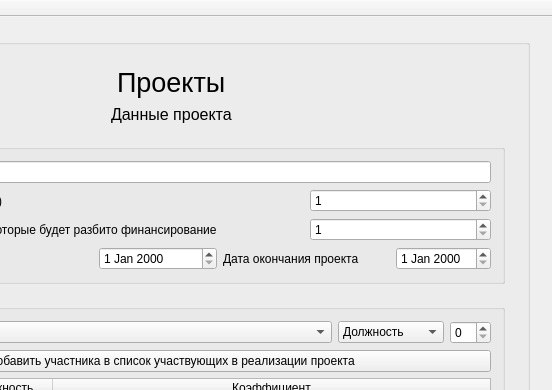
Old version of the form salary/salary.ui in the repository a-mihaylov/salary; both pictures show x 432 to 984 and y 0 to 390 of the 984 by 567 pixel window.
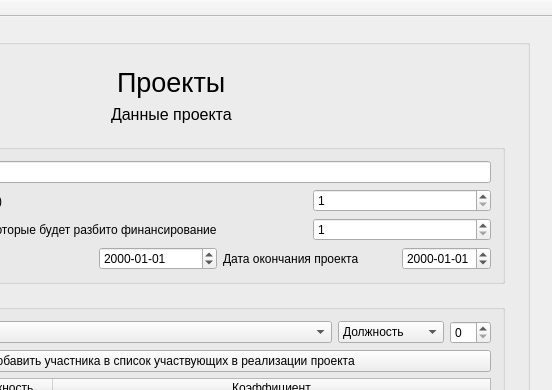
New version of the form.

Commit message: Реализована получение проектов и просмотр информации о ко

Diff of the .ui file:
```diff
--- a/salary/salary.ui
+++ b/salary/salary.ui
@@ -1588,7 +1588,11 @@
                    </widget>
                   </item>
                   <item row="3" column="2">
-                   <widget class="QDateEdit" name="project_edit_date_begin"/>
+                   <widget class="QDateEdit" name="project_edit_date_begin">
+                    <property name="displayFormat">
+                     <string>yyyy-MM-dd</string>
+                    </property>
+                   </widget>
                   </item>
                   <item row="3" column="3" colspan="2">
                    <widget class="QLabel" name="label_5">
@@ -1598,7 +1602,11 @@
                    </widget>
                   </item>
                   <item row="3" column="5">
-                   <widget class="QDateEdit" name="project_edit_date_end"/>
+                   <widget class="QDateEdit" name="project_edit_date_end">
+                    <property name="displayFormat">
+                     <string>yyyy-MM-dd</string>
+                    </property>
+                   </widget>
                   </item>
                   <item row="0" column="1" colspan="5">
                    <widget class="QLineEdit" name="project_edit_name"/>
```
Left out of the diff: 3 changed lines with no effect on the pictures. The commit also changes 2 other files.
